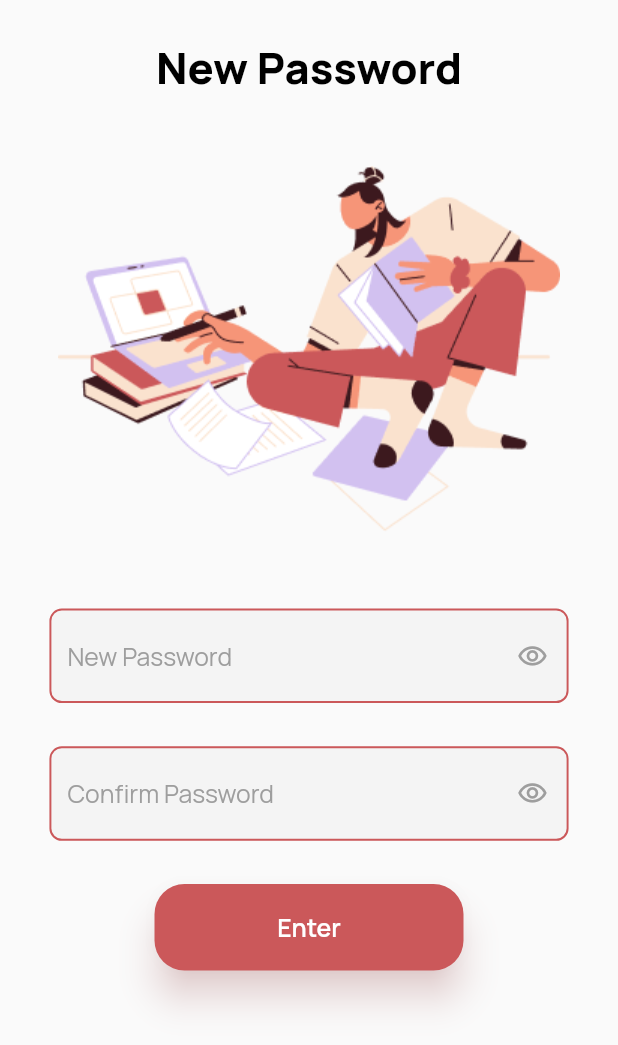
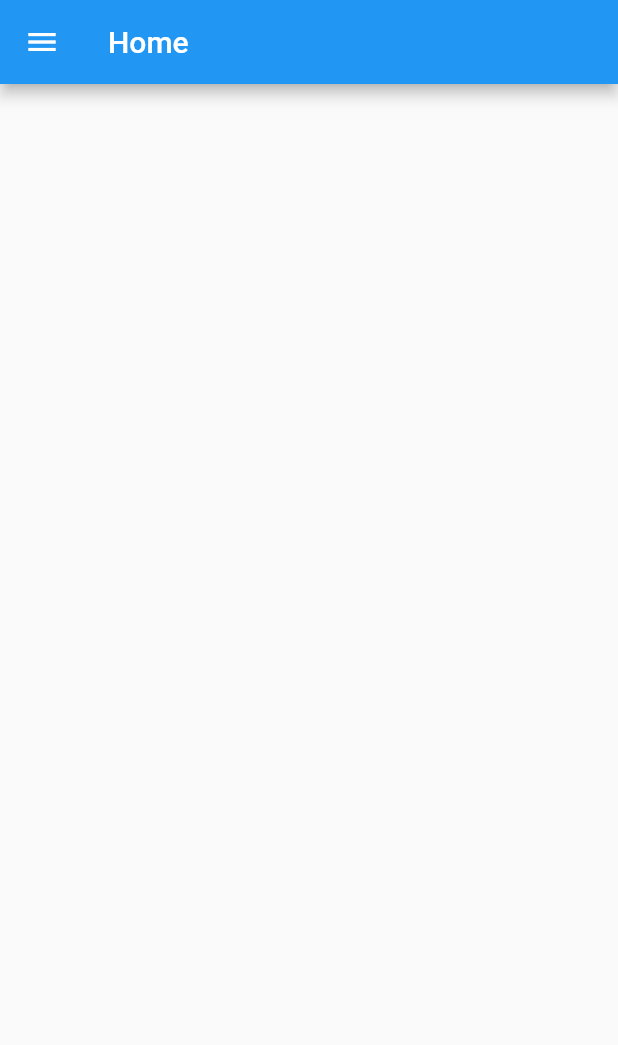
Before and after one commit to Aliza02/E-Vent-Vendor, a Flutter app: the screen it shows after launch, on a phone screen of 412 x 824 dp. Shown: the top 1045 px of the screen. Run offline on Flutter 3.47's test engine with Material 2 defaults, Android fonts, the phone set to English and light mode, and no system bars; drawn by our look-alikes of flutter_zoom_drawer.

Commit message:
drawer incomplete

```diff
--- a/lib/main.dart
+++ b/lib/main.dart
@@ -1,4 +1,5 @@
 import 'package:eventually_vendor/screens/forgot_password.dart';
+import 'package:eventually_vendor/screens/home.dart';
 import 'package:eventually_vendor/screens/login.dart';
 import 'package:eventually_vendor/screens/onboard.dart';
 import 'package:eventually_vendor/screens/otp_verification.dart';
@@ -20,7 +21,7 @@ class MyApp extends StatelessWidget {
   Widget build(BuildContext context) {
     return MaterialApp(
         debugShowCheckedModeBanner: false,
-        initialRoute: '/passwordReset',
+        initialRoute: '/home',
         routes: {
           '/onboard': (context) => onboard(),
           '/login': (context) => login(),
@@ -29,6 +30,7 @@ class MyApp extends StatelessWidget {
           '/signup_business': (context) => signup_business(),
           '/forgotpassword': (context) => forgotPassword(),
           '/passwordReset': (context) => passwrordReset(),
+          '/home': (context) => Home(),
         });
   }
 }
--- /dev/null
+++ b/lib/screens/home.dart
@@ -0,0 +1,74 @@
+import 'package:flutter/material.dart';
+import 'package:flutter/src/widgets/framework.dart';
+import 'package:flutter/src/widgets/placeholder.dart';
+import 'package:flutter_zoom_drawer/config.dart';
+import 'package:flutter_zoom_drawer/flutter_zoom_drawer.dart';
+
+import '../constants/colors.dart';
+
+class Home extends StatefulWidget {
+  const Home({super.key});
+
+  @override
+  State<Home> createState() => _HomeState();
+}
+
+class _HomeState extends State<Home> {
+  final drawerCOntroller = ZoomDrawerController();
+  @override
+  Widget build(BuildContext context) {
+    return SafeArea(
+      child: Scaffold(
+        body: ZoomDrawer(
+          controller: drawerCOntroller,
+          style: DrawerStyle.style2,
+          menuScreen: MenuScreen(),
+          mainScreen: MainScreen(
+            drawerController: drawerCOntroller,
+          ),
+          borderRadius: 24.0,
+          showShadow: true,
+          angle: 0.0,
+          menuBackgroundColor: AppColors.cream,
+          slideWidth: MediaQuery.of(context).size.width * 0.65,
+        ),
+      ),
+    );
+  }
+}
+
+class MenuScreen extends StatelessWidget {
+  const MenuScreen({super.key});
+
+  @override
+  Widget build(BuildContext context) {
+    return Scaffold(
+      body: SafeArea(
+          child: Column(
+        children: [],
+      )),
+    );
+  }
+}
+
+class MainScreen extends StatelessWidget {
+  final drawerController;
+  MainScreen({super.key, this.drawerController});
+
+  @override
+  Widget build(BuildContext context) {
+    return Scaffold(
+      backgroundColor: AppColors.screenBackground,
+      appBar: AppBar(
+        title: Text('Home'),
+        leading: InkWell(
+            onTap: () => drawerController.toggle!(), child: Icon(Icons.menu)),
+      ),
+      body: SafeArea(
+        child: Column(
+          children: [],
+        ),
+      ),
+    );
+  }
+}
--- a/lib/screens/login.dart
+++ b/lib/screens/login.dart
@@ -1,4 +1,3 @@
-import 'package:eventually_vendor/constants/constant.dart';
 import 'package:eventually_vendor/widget/logo.dart';
 import 'package:flutter/material.dart';
 import 'package:flutter/src/widgets/framework.dart';
--- a/lib/screens/onboard.dart
+++ b/lib/screens/onboard.dart
@@ -4,7 +4,7 @@ import 'package:flutter/src/widgets/framework.dart';
 import 'package:eventually_vendor/models/onboardpage_model.dart';
 
 import '../constants/colors.dart';
-import '../constants/constant.dart';
+
 import '../constants/font.dart';
 
 class onboard extends StatefulWidget {
@@ -121,7 +121,7 @@ class _onboardState extends State<onboard> {
                     content[index].description,
                     textAlign: TextAlign.center,
                     style: TextStyle(
-                      fontFamily: constant.onboardingFont,
+                      fontFamily: signika,
                       color: AppColors.grey,
                       fontSize: width * 0.05,
                     ),
@@ -163,7 +163,7 @@ class _onboardState extends State<onboard> {
                         decoration: BoxDecoration(
                           borderRadius: BorderRadius.circular(
                               MediaQuery.of(context).size.width),
-                          color: Color(constant.pageIndicator[currentindex]),
+                          color: AppColors.pageIndicator[currentindex],
                         ),
                         child: GestureDetector(
                           onTap: () {
--- a/lib/screens/otp_verification.dart
+++ b/lib/screens/otp_verification.dart
@@ -4,7 +4,6 @@ import 'package:flutter/src/widgets/framework.dart';
 import 'package:flutter/src/widgets/placeholder.dart';
 
 import '../constants/colors.dart';
-import '../constants/constant.dart';
 import '../constants/font.dart';
 import '../widget/heading.dart';
 import '../widget/logo.dart';
--- a/lib/screens/signup.dart
+++ b/lib/screens/signup.dart
@@ -1,4 +1,3 @@
-import 'package:eventually_vendor/constants/constant.dart';
 import 'package:eventually_vendor/widget/logo.dart';
 import 'package:flutter/material.dart';
 import 'package:flutter/src/widgets/framework.dart';
--- a/lib/screens/signup_business.dart
+++ b/lib/screens/signup_business.dart
@@ -1,9 +1,7 @@
 import 'package:flutter/material.dart';
 import 'package:flutter/src/widgets/framework.dart';
 import 'package:flutter/src/widgets/placeholder.dart';
-
 import '../constants/colors.dart';
-import '../constants/constant.dart';
 import '../constants/font.dart';
 import '../widget/button.dart';
 import '../widget/heading.dart';
--- a/lib/widget/button.dart
+++ b/lib/widget/button.dart
@@ -1,4 +1,3 @@
-import 'package:eventually_vendor/constants/constant.dart';
 import 'package:flutter/material.dart';
 import 'package:flutter/src/widgets/framework.dart';
 import 'package:flutter/src/widgets/placeholder.dart';
--- a/lib/widget/googleButton.dart
+++ b/lib/widget/googleButton.dart
@@ -2,8 +2,6 @@ import 'package:eventually_vendor/constants/colors.dart';
 import 'package:flutter/material.dart';
 import 'package:flutter/src/widgets/framework.dart';
 import 'package:flutter/src/widgets/placeholder.dart';
-
-import '../constants/constant.dart';
 
 class googleButton extends StatefulWidget {
   const googleButton({super.key});
--- a/lib/widget/heading.dart
+++ b/lib/widget/heading.dart
@@ -3,7 +3,7 @@ import 'package:flutter/src/widgets/framework.dart';
 import 'package:flutter/src/widgets/placeholder.dart';
 
 import '../constants/colors.dart';
-import '../constants/constant.dart';
+
 import '../constants/font.dart';
 
 class heading extends StatefulWidget {
--- a/lib/widget/numberfield.dart
+++ b/lib/widget/numberfield.dart
@@ -3,7 +3,6 @@ import 'package:flutter/src/widgets/framework.dart';
 import 'package:flutter/src/widgets/placeholder.dart';
 
 import '../constants/colors.dart';
-import '../constants/constant.dart';
 import '../constants/font.dart';
 
 class numberField extends StatefulWidget {
--- a/lib/widget/passwordfield.dart
+++ b/lib/widget/passwordfield.dart
@@ -1,10 +1,9 @@
-import 'package:eventually_vendor/constants/constant.dart';
 import 'package:flutter/material.dart';
 import 'package:flutter/src/widgets/container.dart';
 import 'package:flutter/src/widgets/framework.dart';
 
 import '../constants/colors.dart';
-import '../constants/constant.dart';
+
 import '../constants/font.dart';
 
 class PasswordField extends StatefulWidget {
--- a/lib/widget/subheading.dart
+++ b/lib/widget/subheading.dart
@@ -3,7 +3,7 @@ import 'package:flutter/src/widgets/framework.dart';
 import 'package:flutter/src/widgets/placeholder.dart';
 
 import '../constants/colors.dart';
-import '../constants/constant.dart';
+
 import '../constants/font.dart';
 
 class subHeading extends StatefulWidget {
--- a/lib/widget/textfield.dart
+++ b/lib/widget/textfield.dart
@@ -3,7 +3,6 @@ import 'package:flutter/src/widgets/framework.dart';
 import 'package:flutter/src/widgets/placeholder.dart';
 
 import '../constants/colors.dart';
-import '../constants/constant.dart';
 import '../constants/font.dart';
 
 class textFormField extends StatefulWidget {
--- a/pubspec.yaml
+++ b/pubspec.yaml
@@ -35,6 +35,7 @@ dependencies:
   # The following adds the Cupertino Icons font to your application.
   # Use with the CupertinoIcons class for iOS style icons.
   cupertino_icons: ^1.0.2
+  flutter_zoom_drawer: ^3.0.4+1
 
 
 dev_dependencies:
```
Also changed, not shown: lib/constants/constant.dart (deleted, +0 -18 lines), lib/widget/progressbar.dart (+10 -10 lines), pubspec.lock.
